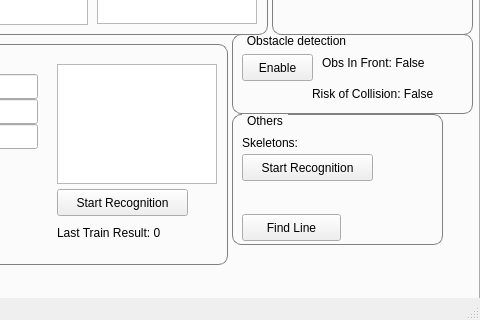
RobotJustina/JUSTINA, file catkin_ws/src/hri/justina_gui/src/MainWindow.ui: the form before one commit; both pictures show x 160 to 640 and y 209 to 529 of the 640 by 529 pixel window.
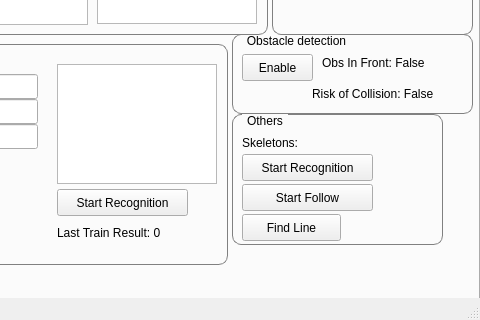
The form after the commit. The open tabs and pages were chosen to show the change.

Commit message: Add button to gui for start/stop human following Correct path calculation in mvn_pln Add functions for start/stop human following in JustinaHRI Correct flags in JustinaNavigation

Patch:
```diff
--- a/catkin_ws/src/hri/justina_gui/src/MainWindow.ui
+++ b/catkin_ws/src/hri/justina_gui/src/MainWindow.ui
@@ -1523,6 +1523,19 @@
         <string>Find Line</string>
        </property>
       </widget>
+      <widget class="QPushButton" name="hriBtnStartFollow">
+       <property name="geometry">
+        <rect>
+         <x>10</x>
+         <y>70</y>
+         <width>131</width>
+         <height>27</height>
+        </rect>
+       </property>
+       <property name="text">
+        <string>Start Follow</string>
+       </property>
+      </widget>
      </widget>
      <widget class="QGroupBox" name="gbObsDetection">
       <property name="geometry">
```
Left out of the diff: 2 changed lines with no effect on the pictures. The commit also changes 10 other files.
